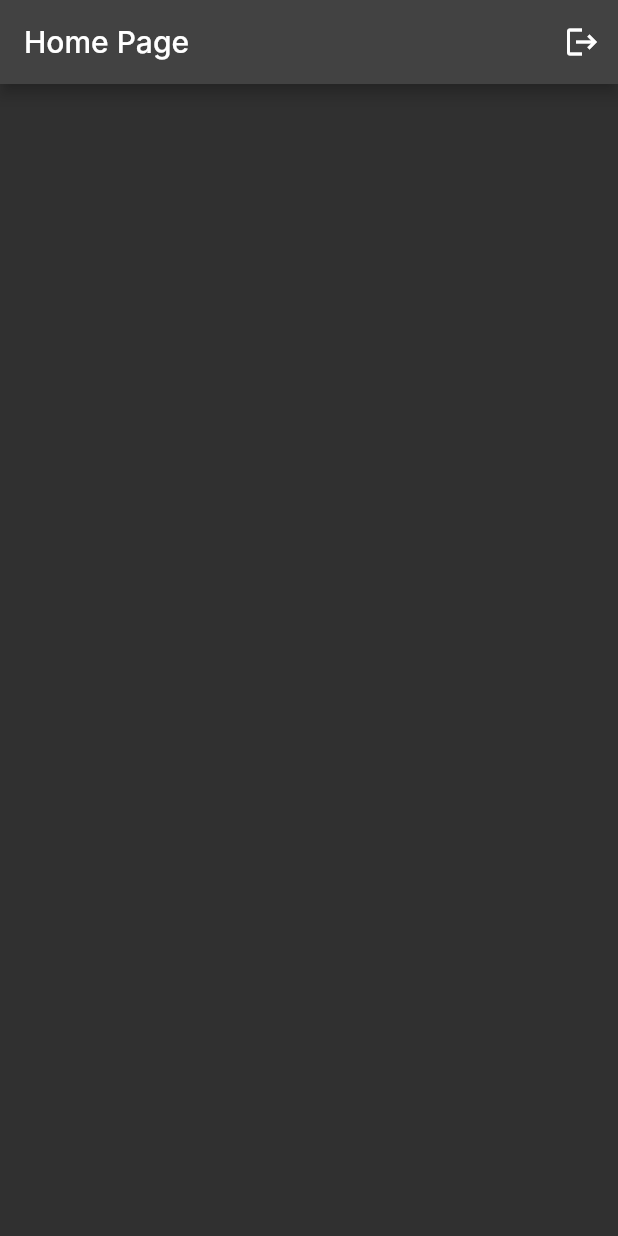
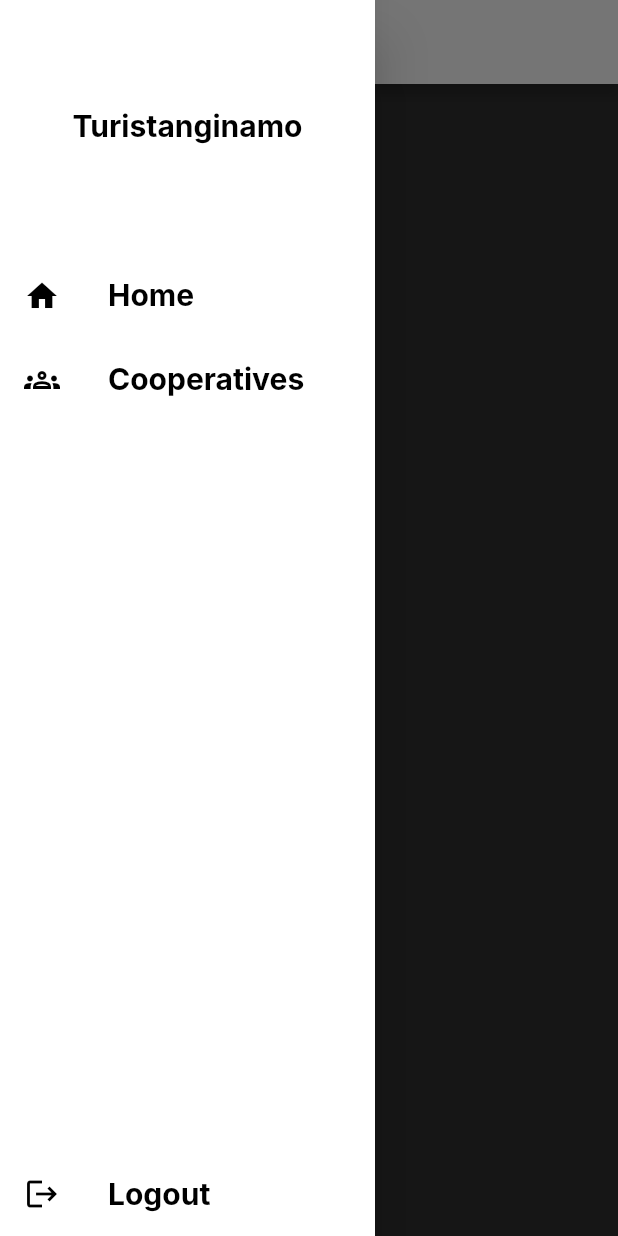
Before and after one commit to Villy15/cooptourism, a Flutter app: the screen it shows once a user with an empty profile is signed in, with the side drawer open (before the commit the screen has no drawer), on a phone screen of 412 x 824 dp. Run offline on Flutter 3.47's test engine with Material 2 defaults, Android fonts, the phone set to English and light mode, and no system bars; our stand-ins replace firebase_auth, firebase_core; accounts and stored records are empty; network calls fail; Roboto replaces fonts that are missing (Inter).

Commit message:
timoy changes

```diff
--- a/lib/main.dart
+++ b/lib/main.dart
@@ -23,7 +23,8 @@
       theme: ThemeData(
         // Define the default brightness and colors.
         brightness: Brightness.dark,
-        primaryColor: Colors.lightBlue[800],
+        primaryColor: Colors.white,
+        secondaryHeaderColor: Colors.black,
 
         // Define the default font family.
         fontFamily: 'Inter',
@@ -51,6 +52,12 @@
             color: Colors.grey[700],
           ),
 
+          headlineMedium: const TextStyle(
+            fontSize: 20,
+            fontWeight: FontWeight.bold,
+            color: Colors.black,
+          ),
+
         ),
       ),
 
--- a/lib/pages/home_page.dart
+++ b/lib/pages/home_page.dart
@@ -9,7 +9,6 @@ class HomePage extends StatefulWidget {
 }
 
 class _HomePageState extends State<HomePage> {
-
   void signOut() async {
     FirebaseAuth.instance.signOut();
   }
@@ -17,15 +16,61 @@ class _HomePageState extends State<HomePage> {
   @override
   Widget build(BuildContext context) {
     return Scaffold(
-      appBar: AppBar(
-        title: const Text('Home Page'),
-        actions: [
-          IconButton(
-            onPressed: signOut,
-            icon: const Icon(Icons.logout),
-          )
-        ],
-      ),
-    );
+        appBar: AppBar(
+          backgroundColor: Theme.of(context).primaryColor,
+          title: Text(
+            "Home",
+            style: TextStyle(color: Theme.of(context).secondaryHeaderColor),
+          ),
+          iconTheme:
+              IconThemeData(color: Theme.of(context).secondaryHeaderColor),
+        ),
+        drawer: Container(
+          width: 250,
+          child: Drawer(
+              backgroundColor: Theme.of(context).primaryColor,
+              child: Column(
+                children: <Widget>[
+                  ListView(shrinkWrap: true, children: [
+                    DrawerHeader(
+                        child: Center(
+                      child: Text("Turistanginamo",
+                          style: Theme.of(context).textTheme.headlineMedium),
+                    )),
+                    ListTile(
+                      leading: const Icon(Icons.home),
+                      iconColor: Theme.of(context).secondaryHeaderColor,
+                      title: Text(
+                        "Home",
+                        style: Theme.of(context).textTheme.headlineMedium,
+                      ),
+                      onTap: () {},
+                    ),
+                    ListTile(
+                      leading: const Icon(Icons.groups_outlined),
+                                            iconColor: Theme.of(context).secondaryHeaderColor,
+                      title: Text(
+                        "Cooperatives",
+                        style: Theme.of(context).textTheme.headlineMedium,
+                      ),
+                      onTap: () {},
+                    ),
+                  ]),
+                  Expanded(
+                      child: Align(
+                    alignment: FractionalOffset.bottomLeft,
+                    child: ListTile(
+                      leading: const Icon(Icons.logout),
+                                            iconColor: Theme.of(context).secondaryHeaderColor,
+                      title: Text(
+                        "Logout",
+                        style: Theme.of(context).textTheme.headlineMedium,
+                      ),
+                      onTap: signOut,
+                    ),
+                  ))
+                ],
+              )),
+        ));
   }
 }
--- a/lib/pages/login_page.dart
+++ b/lib/pages/login_page.dart
@@ -59,7 +59,7 @@ class _LoginPageState extends State<LoginPage> {
   @override
   Widget build(BuildContext context) {
     return Scaffold(
-      backgroundColor: Colors.white,
+      backgroundColor: Theme.of(context).primaryColor,
       body: SafeArea(
         child: Center(
           child: Padding(
@@ -149,7 +149,7 @@ class _LoginPageState extends State<LoginPage> {
                     mainAxisAlignment: MainAxisAlignment.center,
                     children: [
                        Text(
-                        "To register as a cooperative, ",
+                        "Sign up here, ",
                         style: Theme.of(context).textTheme.bodySmall,
                       ),
                       GestureDetector(
```
